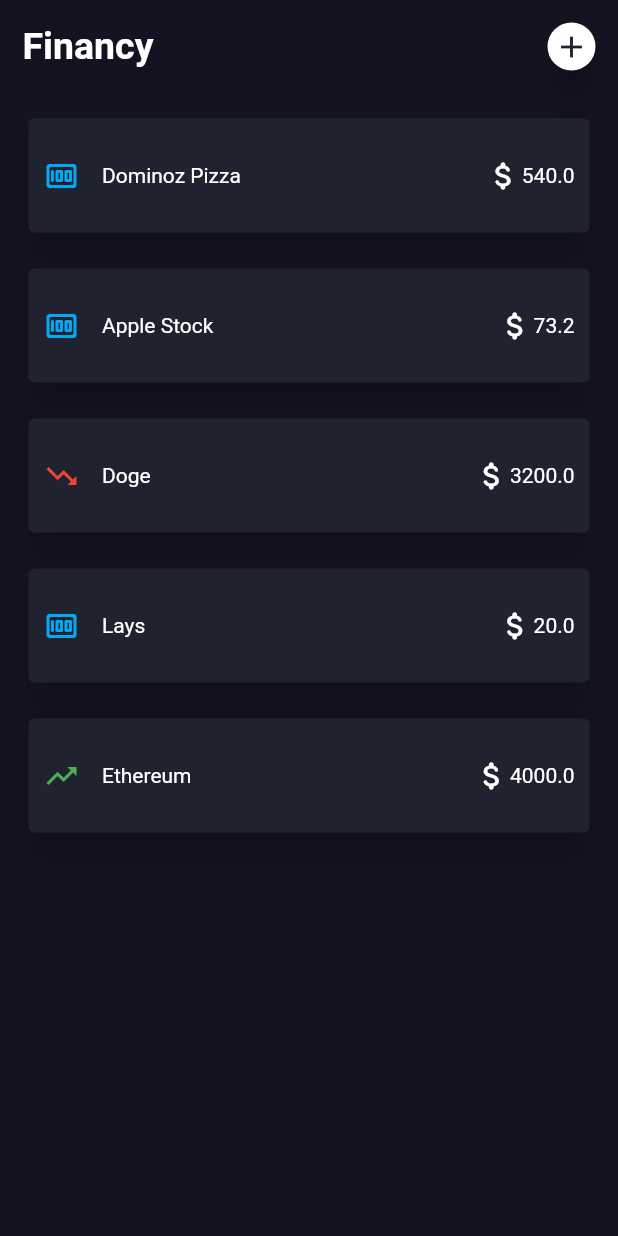
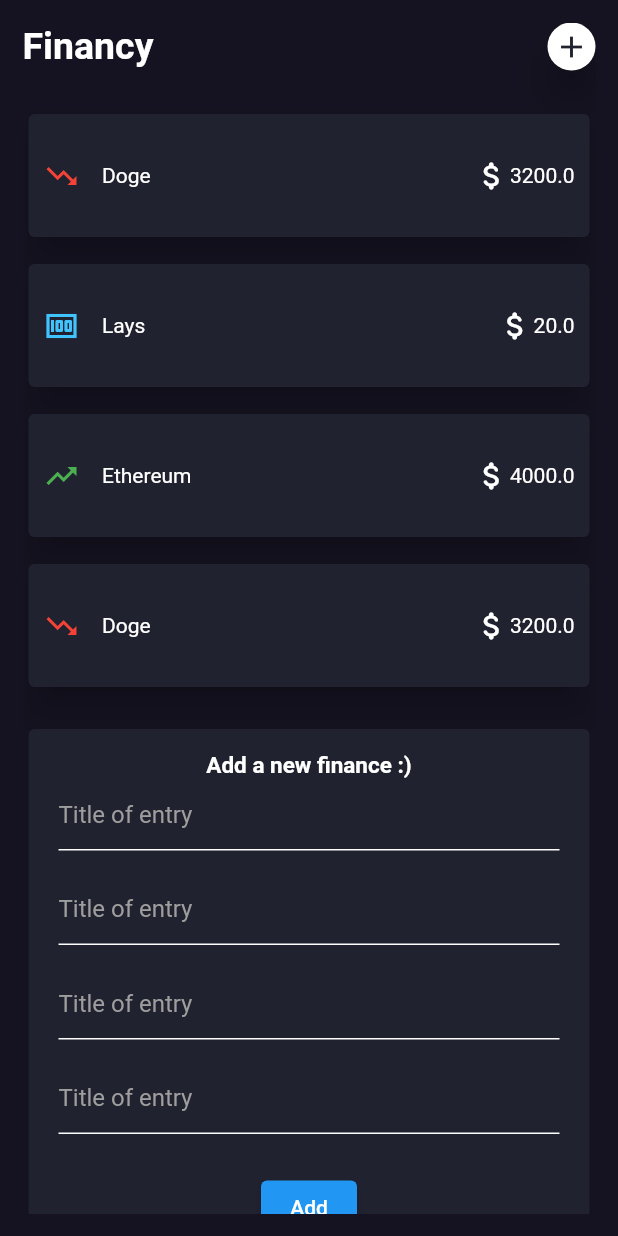
Before and after one commit to Suyog-23/flutter_financy, a Flutter app: the screen it shows after launch, on a phone screen of 412 x 824 dp. Run offline on Flutter 3.47's test engine with Material 2 defaults, Android fonts, the phone set to English and light mode, and no system bars.

Commit message:
TextInput added and more dynamic

```diff
--- a/lib/screens/home.dart
+++ b/lib/screens/home.dart
@@ -2,6 +2,7 @@ import 'package:financy/general/hex.dart';
 import 'package:flutter/material.dart';
 import '../sections/brand.dart';
 import '../general/expense.dart';
+import '../sections/card.dart';
 
 class Home extends StatefulWidget{
   HomeState createState()=> HomeState();
@@ -14,11 +15,10 @@ class HomeState extends State<Home>{
   }
 
   final List<Expense> expense = [
-    Expense(id: 0, expense_title: 'Dominoz Pizza', type: 'spent', amount: 540, your_emotion: 'neutral', date: DateTime.now()),
-    Expense(id: 1, expense_title: 'Apple Stock', type: 'added', amount: 73.2, your_emotion: 'happy', date: DateTime.now()),
     Expense(id: 2, expense_title: 'Doge', type: 'crypto--', amount: 3200, your_emotion: 'sad', date: DateTime.now()),
     Expense(id: 3, expense_title: 'Lays', type: 'spent', amount: 20, your_emotion: 'sad', date: DateTime.now()),
     Expense(id: 4, expense_title: 'Ethereum', type: 'crypto++', amount: 4000, your_emotion: 'happy', date: DateTime.now()),
+    Expense(id: 2, expense_title: 'Doge', type: 'crypto--', amount: 3200, your_emotion: 'sad', date: DateTime.now()),
   ];
 
   @override
@@ -39,43 +39,86 @@ class HomeState extends State<Home>{
               Column(
                 children: expense.map(
                   (ex) {
-                    return Container(width: double.infinity,
-                    height: 100,
-                    child: Padding(
-                      padding: const EdgeInsets.only(top: 8, bottom: 8),
-                      child: Card(
-                        color: HexColor('212230'),
-                        elevation: 10,
-
-                        child: Row(
-                          crossAxisAlignment: CrossAxisAlignment.center,
-                          mainAxisAlignment: MainAxisAlignment.start,
-                          children: [
-                            Padding(
-                            padding: EdgeInsets.only(left: 10),
-                            child: ex.type=='crypto--'?
-                            Icon(Icons.trending_down, color: Colors.red,) : ex.type=='crypto++'? Icon(Icons.trending_up, color: Colors.green,) : Icon(Icons.money_rounded, color: Colors.lightBlue,),
-                            ),
-                            Padding(
-                              padding: const EdgeInsets.only(left: 15.0),
-                              child: Text(ex.expense_title, style: TextStyle(color: Colors.white),),
-                            ),
-                            Spacer(),
-                            Padding(
-                              padding: const EdgeInsets.only(left: 10),
-                              child: Icon(Icons.attach_money_rounded, color: Colors.white,),
-                            ),
-                            Padding(
-                              padding: const EdgeInsets.only(right: 10.0),
-                              child: Text(ex.amount.toString(), style: TextStyle(color: Colors.white),),
-                            ),
-                          ],
-                        ),
-                      ),
-                    ),
-                    );
+                    return CardeExp(title: ex.expense_title, amount: ex.amount,icon: ex.type=='crypto--' ? Icon(Icons.trending_down, color: Colors.red,) : ex.type=='crypto++' ? Icon(Icons.trending_up, color: Colors.green) : Icon(Icons.money, color: Colors.lightBlueAccent,),);
                   }
                   ).toList(),
+              ),
+
+              SizedBox(height: 15,),
+
+              Card(
+                color: HexColor('212230'),
+                child: Padding(
+                  padding: const EdgeInsets.only(top: 15.0, left: 20, right: 20),
+                  child: Column(
+                    crossAxisAlignment: CrossAxisAlignment.center,
+
+                    children: [
+                      Text('Add a new finance :)', style: TextStyle(color: Colors.white, fontSize: 15, fontWeight: FontWeight.bold),),
+                      TextField(
+                        style: TextStyle(color: Colors.white),
+                        decoration: InputDecoration(
+                          hintText: 'Title of entry',
+                          hintStyle: TextStyle(color: Colors.grey),
+                          labelStyle: TextStyle(color: Colors.white),
+                          enabledBorder: UnderlineInputBorder(
+                          borderSide: BorderSide(color: Colors.white),
+                          ),
+                          focusedBorder: UnderlineInputBorder(
+                        borderSide: BorderSide(color: Colors.cyan),
+                     ),
+                   ),
+                ),
+
+                    SizedBox(height: 15,),
+
+                      TextField(
+                        style: TextStyle(color: Colors.white),
+                        decoration: InputDecoration(
+                          hintText: 'Title of entry',
+                          hintStyle: TextStyle(color: Colors.grey),
+                          enabledBorder: UnderlineInputBorder(
+                          borderSide: BorderSide(color: Colors.white),
+                          ),
+                          ),
+                      ),
+
+                      SizedBox(height: 15,),
+
+                      TextField(
+                        style: TextStyle(color: Colors.white),
+                        decoration: InputDecoration(
+                          hintText: 'Title of entry',
+                          hintStyle: TextStyle(color: Colors.grey),
+                          enabledBorder: UnderlineInputBorder(
+                          borderSide: BorderSide(color: Colors.white),
+                          ),
+                          ),
+                      ),
+
+                      SizedBox(height: 15,),
+
+                      TextField(
+                        style: TextStyle(color: Colors.white),
+                        decoration: InputDecoration(
+                         hintText: 'Title of entry',
+                          hintStyle: TextStyle(color: Colors.grey),
+                          enabledBorder: UnderlineInputBorder(
+                          borderSide: BorderSide(color: Colors.white),
+                          ),
+                          ),
+                      ),
+
+                      SizedBox(height: 15,),
+
+                      Padding(
+                        padding: const EdgeInsets.all(10.0),
+                        child: ElevatedButton(onPressed: (){}, child: Text('Add')),
+                      )
+
+                    ],
+                  ),
+                ),
               ),
 
             ],
--- /dev/null
+++ b/lib/sections/card.dart
@@ -0,0 +1,49 @@
+import 'package:flutter/material.dart';
+import '../general/hex.dart';
+
+class CardeExp extends StatelessWidget{
+
+  final Icon icon;
+  String title;
+  double amount;
+
+  CardeExp({this.icon=const Icon(Icons.money, color: Colors.lightBlueAccent,), this.title='I spent', this.amount=0});
+
+  @override
+  Widget build(BuildContext context){
+    return Container(width: double.infinity,
+                    height: 100,
+                    child: Padding(
+                      padding: const EdgeInsets.only(top: 5, bottom: 5),
+                      child: Card(
+                        color: HexColor('212230'),
+                        elevation: 10,
+
+                        child: Row(
+                          crossAxisAlignment: CrossAxisAlignment.center,
+                          mainAxisAlignment: MainAxisAlignment.start,
+                          children: [
+                            Padding(
+                            padding: EdgeInsets.only(left: 10),
+                            child: icon,
+                            ),
+                            Padding(
+                              padding: const EdgeInsets.only(left: 15.0),
+                              child: Text(title, style: TextStyle(color: Colors.white),),
+                            ),
+                            Spacer(),
+                            Padding(
+                              padding: const EdgeInsets.only(left: 10),
+                              child: Icon(Icons.attach_money_rounded, color: Colors.white,),
+                            ),
+                            Padding(
+                              padding: const EdgeInsets.only(right: 10.0),
+                              child: Text(amount.toString(), style: TextStyle(color: Colors.white),),
+                            ),
+                          ],
+                        ),
+                      ),
+                    ),
+                 );
+  }
+}
```
